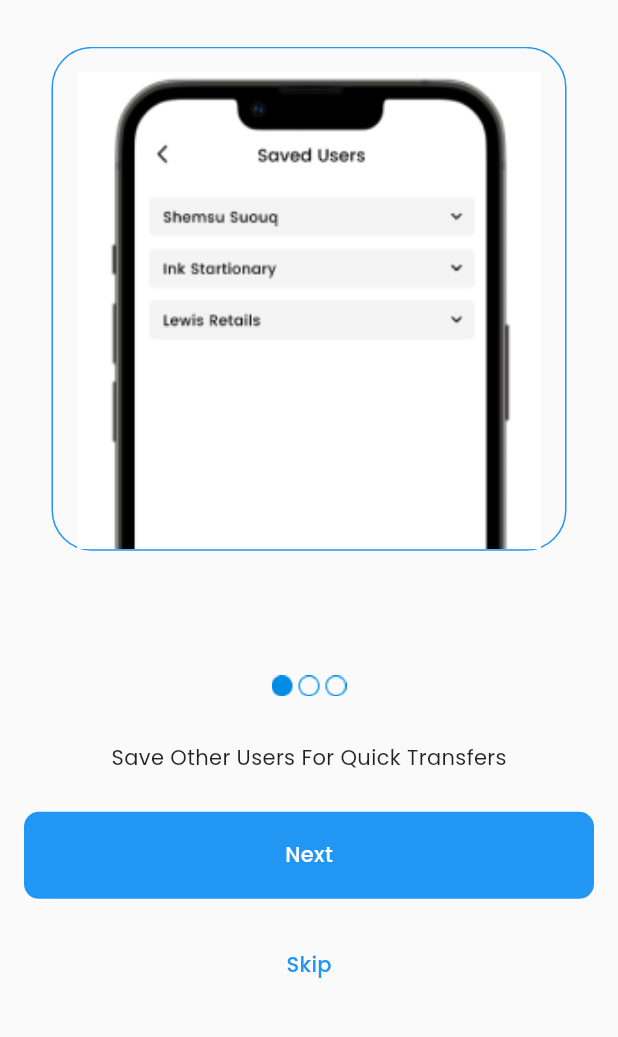
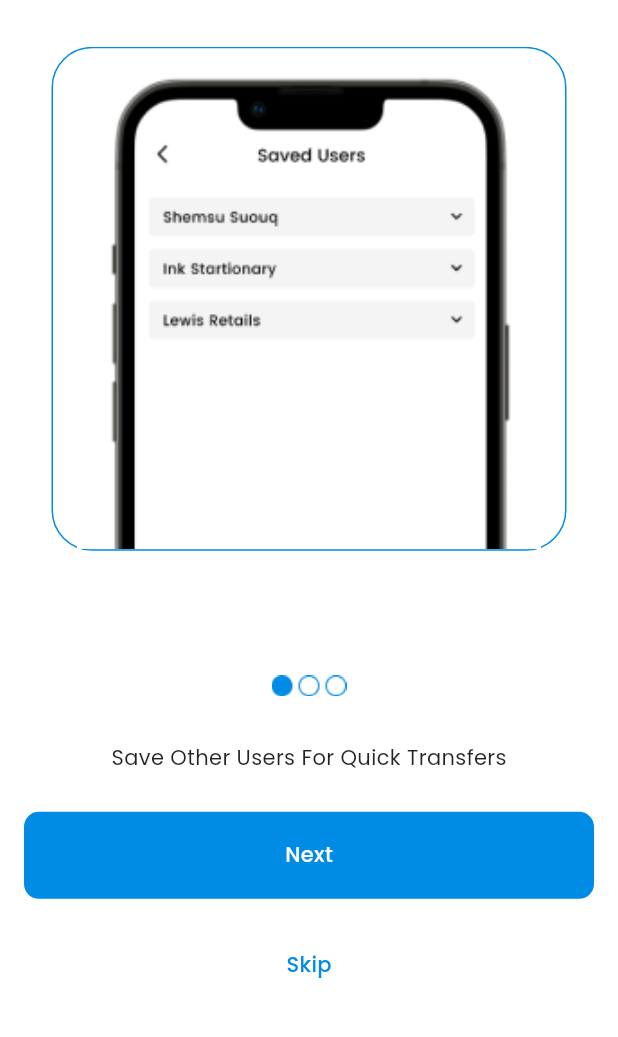
Before and after one commit to mrnpro/TeleBirrRedesign, a Flutter app: the OnBoardingScreen screen opened by its route, on a phone screen of 412 x 824 dp, the part 135-1172 px from its top. Run offline on Flutter 3.47's test engine with Material 2 defaults, Android fonts, the phone set to English and light mode, and no system bars; our stand-ins replace bloc, equatable, flutter_bloc, google_fonts.

Commit message:
add some styles to theme

```diff
--- a/lib/Presentation/Themes/themes.dart
+++ b/lib/Presentation/Themes/themes.dart
@@ -3,6 +3,8 @@ import 'package:google_fonts/google_fonts.dart';
 
 class CustomTheme {
   final ThemeData _lightTheme = ThemeData(
+      primaryColor: const Color(0xFF008BE5),
+      scaffoldBackgroundColor: Colors.white,
       fontFamily: GoogleFonts.poppins().fontFamily,
       textTheme: const TextTheme(
         headline4: TextStyle(
```
